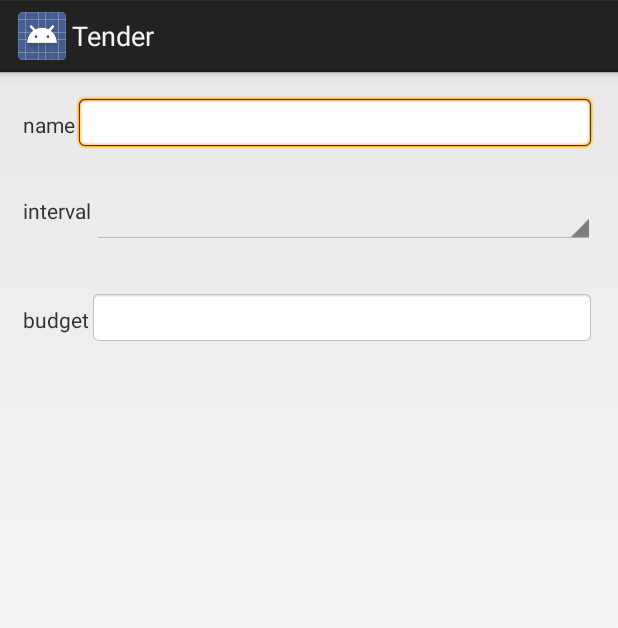
After one commit to ImpulseControl/Tender, an Android app: the layout category_dialog.xml on its own in the app's theme, with its tools: preview values and no code run, on a phone screen of 412 x 824 dp. The commit adds this screen. Shown: the top 628 px of the screen. Run offline under Robolectric (Android 15) with nearby library versions, the phone set to English and light mode, and no system bars.

Commit message:
+ added category option to left drawer + recyler view + new category dialog - recycler view displaying category cards from database

```diff
--- a/app/build.gradle
+++ b/app/build.gradle
@@ -23,6 +23,7 @@ android {
 dependencies {
     compile fileTree(dir: 'libs', include: ['*.jar'])
     compile 'com.android.support:appcompat-v7:21.0.3'
+    compile 'com.android.support:recyclerview-v7:+'
     compile 'com.android.support:cardview-v7:21.0.+'
     compile files('libs/ormlite-android-4.48.jar')
     compile files('libs/ormlite-core-4.48.jar')
--- a/app/src/main/java/impulsecontrol/tender/CardListFragment.java
+++ b/app/src/main/java/impulsecontrol/tender/CardListFragment.java
@@ -48,7 +48,6 @@ public class CardListFragment extends Fragment {
 
 
     public void setContext(Context context) {
-
         this.context = context;
         helper = new DatabaseHelper(context);
     }
@@ -62,14 +61,14 @@ public class CardListFragment extends Fragment {
     @Nullable
     @Override
     public View onCreateView(LayoutInflater inflater, ViewGroup container, Bundle savedInstanceState) {
-        /*//TODO Create List View
+        //TODO Create List View
         //TOOO link List Adapter
         //TODO Add TextBox to List Adapter
 
         //Get Fragment Type (weekly, monthly, yearly)
         Bundle b = getArguments();
         int intervalValue = b.getInt("interval");
-        Interval thisInterval = Interval.get(intervalValue);*/
+        Interval thisInterval = Interval.get(intervalValue);
 
         view = inflater.inflate(R.layout.expense_fragment, container, false);
         fab = (ImageButton) view.findViewById(R.id.add_button);
@@ -178,7 +177,6 @@ public class CardListFragment extends Fragment {
             categories = categoryDao.queryForAll();
         } catch (SQLException e) {
             //TODO: throw useful exception
-            System.out.println("unable to get category database");
         }
 
         List<String> categoryNames = new ArrayList<String>(categories.size());
--- /dev/null
+++ b/app/src/main/res/layout/category_dialog.xml
@@ -0,0 +1,74 @@
+<LinearLayout xmlns:android="http://schemas.android.com/apk/res/android"
+    android:orientation="vertical"
+    android:layout_width="fill_parent"
+    android:layout_height="wrap_content">
+
+    <!-- TODO:
+            - make sure correct keyboards show up for edit boxes
+            - make it so user can hit "next" to go to next edit box
+            -->
+    <LinearLayout
+        android:orientation="horizontal"
+        android:layout_width="fill_parent"
+        android:layout_height="wrap_content"
+        android:layout_marginLeft="15dp"
+        android:layout_marginRight="15dp"
+        android:layout_marginTop="15dp"
+        android:layout_marginBottom="15dp">
+        <TextView
+            android:layout_width="wrap_content"
+            android:layout_height="wrap_content"
+            android:text="name"/>
+        <EditText
+            android:id="@+id/editName"
+            android:layout_width="fill_parent"
+            android:layout_height="wrap_content"
+            android:background="@android:drawable/editbox_background"/>
+    </LinearLayout>
+
+    <!-- TODO:
+            - create dropdown menu for categories
+            - need to figure out way to populate with database values
+            - add option to "add new category"
+            - save new categories to the database
+            -->
+    <LinearLayout
+        android:orientation="horizontal"
+        android:layout_width="fill_parent"
+        android:layout_height="wrap_content"
+        android:layout_marginLeft="15dp"
+        android:layout_marginRight="15dp"
+        android:layout_marginTop="15dp"
+        android:layout_marginBottom="15dp">
+        <TextView
+            android:layout_width="wrap_content"
+            android:layout_height="wrap_content"
+            android:text="interval"/>
+        <Spinner
+            android:id="@+id/editInterval"
+            android:layout_width="match_parent"
+            android:layout_height="wrap_content" />
+    </LinearLayout>
+
+    <LinearLayout
+        android:orientation="horizontal"
+        android:layout_width="fill_parent"
+        android:layout_height="wrap_content"
+        android:layout_marginLeft="15dp"
+        android:layout_marginRight="15dp"
+        android:layout_marginTop="15dp"
+        android:layout_marginBottom="15dp">
+        <TextView
+            android:layout_width="wrap_content"
+            android:layout_height="wrap_content"
+            android:text="budget"/>
+        <EditText
+            android:id="@+id/editBudget"
+            android:minWidth="100dip"
+            android:layout_width="fill_parent"
+            android:layout_height="wrap_content"
+            android:background="@android:drawable/editbox_background"/>
+    </LinearLayout>
+
+
+</LinearLayout>
```
Also changed, not shown: app/src/main/java/impulsecontrol/tender/Category.java (+14 -0 lines), app/src/main/java/impulsecontrol/tender/CategoryAdapter.java (added, +59 -0 lines), app/src/main/java/impulsecontrol/tender/CategoryFragment.java (added, +166 -0 lines), app/src/main/java/impulsecontrol/tender/Interval.java (+15 -1 lines), app/src/main/java/impulsecontrol/tender/MainActivity.java (+47 -7 lines), app/src/main/res/layout/cardview.xml (added, +57 -0 lines), app/src/main/res/layout/category_fragment.xml (added, +39 -0 lines), app/src/main/res/values/strings.xml (+4 -3 lines), 1 other file.
